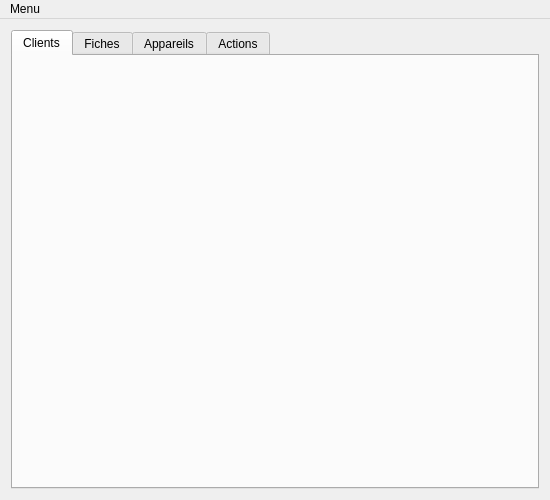
The window that InfoDynamiqueQt/Vues/vueprincipale.ui (AlexandreGirardin/ProjetAnalyse) describes before a commit, drawn with Qt 5.
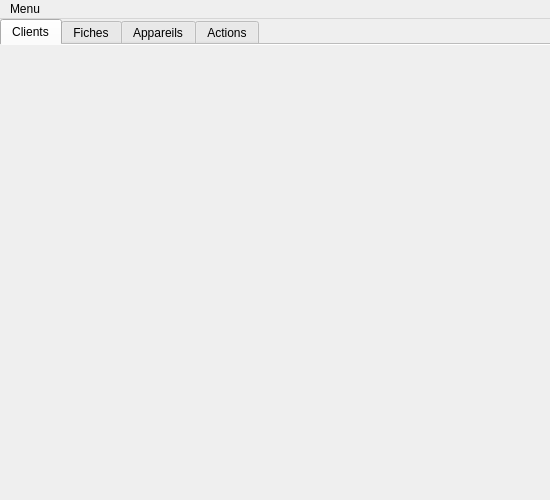
The same window after the commit.

What changed in the file:
```diff
--- a/InfoDynamiqueQt/Vues/vueprincipale.ui
+++ b/InfoDynamiqueQt/Vues/vueprincipale.ui
@@ -22,8 +22,14 @@
   <property name="windowTitle">
    <string>Gestion de dossiers</string>
   </property>
+  <property name="tabShape">
+   <enum>QTabWidget::Rounded</enum>
+  </property>
   <widget class="QWidget" name="centralWidget">
    <layout class="QVBoxLayout" name="verticalLayout">
+    <property name="margin">
+     <number>0</number>
+    </property>
     <item>
      <widget class="QTabWidget" name="tabWidget">
       <property name="sizePolicy">
@@ -41,6 +47,12 @@
       <property name="currentIndex">
        <number>0</number>
       </property>
+      <property name="documentMode">
+       <bool>true</bool>
+      </property>
+      <property name="movable">
+       <bool>true</bool>
+      </property>
       <widget class="QWidget" name="ongletClients">
        <property name="sizePolicy">
         <sizepolicy hsizetype="Expanding" vsizetype="Expanding">
```
Left out of the diff: 5 changed lines with no effect on the pictures.
